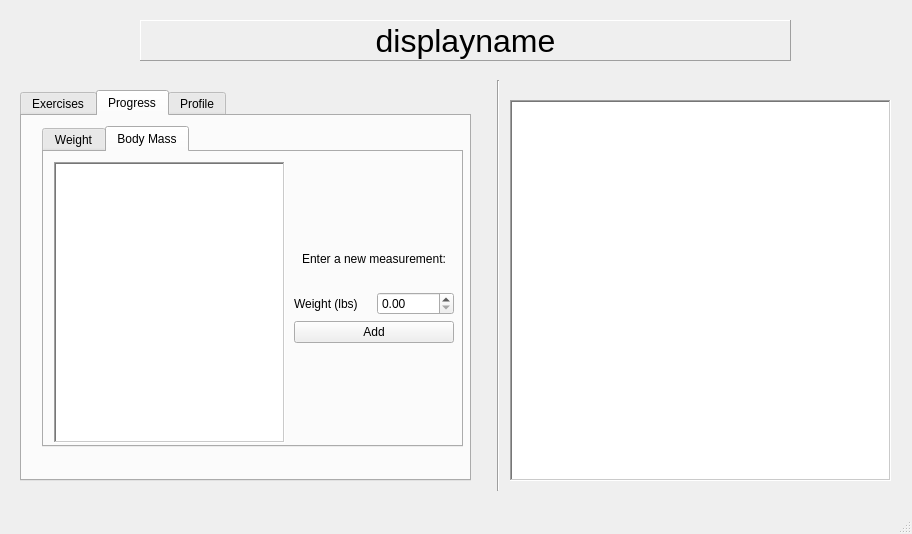
This is mainwindow.ui in Nicholas-LeBoeuf/RemoteWorkouts as Qt 5 draws it before an edit. The edited form follows.
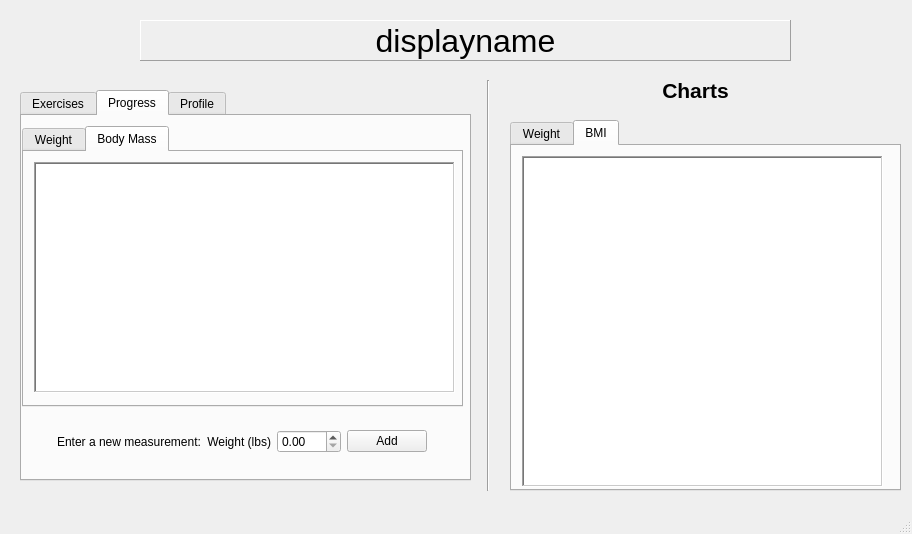
This is the edited form. The open tabs and pages were chosen to show the change. Custom widgets are drawn as their Qt base class.

Commit message: BMI chart kinda works, small UI modifications

Diff of the .ui file:
```diff
--- a/mainwindow.ui
+++ b/mainwindow.ui
@@ -141,10 +141,10 @@
      <widget class="QTabWidget" name="tabWidget_2">
       <property name="geometry">
        <rect>
-        <x>20</x>
+        <x>0</x>
         <y>10</y>
-        <width>421</width>
-        <height>321</height>
+        <width>441</width>
+        <height>281</height>
        </rect>
       </property>
       <property name="currentIndex">
@@ -173,124 +173,18 @@
          <bool>true</bool>
         </property>
        </widget>
-       <widget class="QWidget" name="verticalLayoutWidget_2">
-        <property name="geometry">
-         <rect>
-          <x>250</x>
-          <y>90</y>
-          <width>160</width>
-          <height>111</height>
-         </rect>
-        </property>
-        <layout class="QVBoxLayout" name="verticalLayout_2">
-         <item>
-          <widget class="QLabel" name="label">
-           <property name="text">
-            <string>Enter a new measurement:</string>
-           </property>
-           <property name="alignment">
-            <set>Qt::AlignCenter</set>
-           </property>
-          </widget>
-         </item>
-         <item>
-          <layout class="QHBoxLayout" name="horizontalLayout">
-           <item>
-            <widget class="QLabel" name="label_2">
-             <property name="text">
-              <string>Weight (lbs)</string>
-             </property>
-            </widget>
-           </item>
-           <item>
-            <widget class="QDoubleSpinBox" name="doubleSpinBox">
-             <property name="suffix">
-              <string/>
-             </property>
-             <property name="maximum">
-              <double>999.990000000000009</double>
-             </property>
-             <property name="singleStep">
-              <double>0.100000000000000</double>
-             </property>
-            </widget>
-           </item>
-          </layout>
-         </item>
-         <item>
-          <widget class="QPushButton" name="addWeight">
-           <property name="text">
-            <string>Add</string>
-           </property>
-          </widget>
-         </item>
-        </layout>
-       </widget>
       </widget>
       <widget class="QWidget" name="bmiTab">
        <attribute name="title">
         <string>Body Mass</string>
        </attribute>
-       <widget class="QWidget" name="verticalLayoutWidget_4">
-        <property name="geometry">
-         <rect>
-          <x>250</x>
-          <y>80</y>
-          <width>160</width>
-          <height>111</height>
-         </rect>
-        </property>
-        <layout class="QVBoxLayout" name="verticalLayout_4">
-         <item>
-          <widget class="QLabel" name="label_5">
-           <property name="text">
-            <string>Enter a new measurement:</string>
-           </property>
-           <property name="alignment">
-            <set>Qt::AlignCenter</set>
-           </property>
-          </widget>
-         </item>
-         <item>
-          <layout class="QHBoxLayout" name="horizontalLayout_10">
-           <item>
-            <widget class="QLabel" name="label_6">
-             <property name="text">
-              <string>Weight (lbs)</string>
-             </property>
-            </widget>
-           </item>
-           <item>
-            <widget class="QDoubleSpinBox" name="doubleSpinBox_3">
-             <property name="suffix">
-              <string/>
-             </property>
-             <property name="maximum">
-              <double>999.990000000000009</double>
-             </property>
-             <property name="singleStep">
-              <double>0.100000000000000</double>
-             </property>
-            </widget>
-           </item>
-          </layout>
-         </item>
-         <item>
-          <widget class="QPushButton" name="addmeasurementBMI">
-           <property name="text">
-            <string>Add</string>
-           </property>
-          </widget>
-         </item>
-        </layout>
-       </widget>
        <widget class="QTableView" name="bmiTable">
         <property name="geometry">
          <rect>
           <x>10</x>
           <y>10</y>
-          <width>231</width>
-          <height>281</height>
+          <width>421</width>
+          <height>231</height>
          </rect>
         </property>
         <property name="frameShape">
@@ -302,6 +196,84 @@
        </widget>
       </widget>
      </widget>
+     <widget class="QWidget" name="horizontalLayoutWidget">
+      <property name="geometry">
+       <rect>
+        <x>0</x>
+        <y>290</y>
+        <width>441</width>
+        <height>71</height>
+       </rect>
+      </property>
+      <layout class="QHBoxLayout" name="horizontalLayout">
+       <item>
+        <spacer name="horizontalSpacer">
+         <property name="orientation">
+          <enum>Qt::Horizontal</enum>
+         </property>
+         <property name="sizeHint" stdset="0">
+          <size>
+           <width>40</width>
+           <height>20</height>
+          </size>
+         </property>
+        </spacer>
+       </item>
+       <item>
+        <widget class="QLabel" name="label">
+         <property name="text">
+          <string>Enter a new measurement:</string>
+         </property>
+         <property name="alignment">
+          <set>Qt::AlignCenter</set>
+         </property>
+        </widget>
+       </item>
+       <item>
+        <widget class="QLabel" name="label_2">
+         <property name="text">
+          <string>Weight (lbs)</string>
+         </property>
+         <property name="alignment">
+          <set>Qt::AlignRight|Qt::AlignTrailing|Qt::AlignVCenter</set>
+         </property>
+        </widget>
+       </item>
+       <item>
+        <widget class="QDoubleSpinBox" name="doubleSpinBox">
+         <property name="suffix">
+          <string/>
+         </property>
+         <property name="maximum">
+          <double>999.990000000000009</double>
+         </property>
+         <property name="singleStep">
+          <double>0.100000000000000</double>
+         </property>
+        </widget>
+       </item>
+       <item>
+        <widget class="QPushButton" name="addWeight">
+         <property name="text">
+          <string>Add</string>
+         </property>
+        </widget>
+       </item>
+       <item>
+        <spacer name="horizontalSpacer_2">
+         <property name="orientation">
+          <enum>Qt::Horizontal</enum>
+         </property>
+         <property name="sizeHint" stdset="0">
+          <size>
+           <width>40</width>
+           <height>20</height>
+          </size>
+         </property>
+        </spacer>
+       </item>
+      </layout>
+     </widget>
     </widget>
     <widget class="QWidget" name="profileTab">
      <attribute name="title">
@@ -533,7 +505,7 @@
    <widget class="Line" name="line">
     <property name="geometry">
      <rect>
-      <x>490</x>
+      <x>480</x>
       <y>80</y>
       <width>16</width>
       <height>411</height>
@@ -570,17 +542,79 @@
      <set>Qt::AlignCenter</set>
     </property>
    </widget>
-   <widget class="QChartView" name="chartViewer">
+   <widget class="QTabWidget" name="tabWidget_4">
     <property name="geometry">
      <rect>
       <x>510</x>
-      <y>100</y>
-      <width>381</width>
-      <height>381</height>
+      <y>120</y>
+      <width>391</width>
+      <height>371</height>
      </rect>
     </property>
-    <property name="frameShape">
-     <enum>QFrame::WinPanel</enum>
+    <property name="currentIndex">
+     <number>0</number>
+    </property>
+    <widget class="QWidget" name="tab_6">
+     <attribute name="title">
+      <string>Weight</string>
+     </attribute>
+     <widget class="QChartView" name="chartViewer">
+      <property name="geometry">
+       <rect>
+        <x>10</x>
+        <y>10</y>
+        <width>361</width>
+        <height>331</height>
+       </rect>
+      </property>
+      <property name="frameShape">
+       <enum>QFrame::WinPanel</enum>
+      </property>
+     </widget>
+    </widget>
+    <widget class="QWidget" name="tab_7">
+     <attribute name="title">
+      <string>BMI</string>
+     </attribute>
+     <widget class="QChartView" name="chartViewer2">
+      <property name="geometry">
+       <rect>
+        <x>10</x>
+        <y>10</y>
+        <width>361</width>
+        <height>331</height>
+       </rect>
+      </property>
+      <property name="frameShape">
+       <enum>QFrame::WinPanel</enum>
+      </property>
+     </widget>
+    </widget>
+   </widget>
+   <widget class="QLabel" name="label_3">
+    <property name="geometry">
+     <rect>
+      <x>630</x>
+      <y>60</y>
+      <width>131</width>
+      <height>61</height>
+     </rect>
+    </property>
+    <property name="font">
+     <font>
+      <pointsize>16</pointsize>
+      <weight>75</weight>
+      <bold>true</bold>
+     </font>
+    </property>
+    <property name="text">
+     <string>Charts</string>
+    </property>
+    <property name="alignment">
+     <set>Qt::AlignCenter</set>
+    </property>
+    <property name="margin">
+     <number>5</number>
     </property>
    </widget>
   </widget>
```
Left out of the diff: 12 changed lines with no effect on the pictures. The commit also changes 5 other files.
